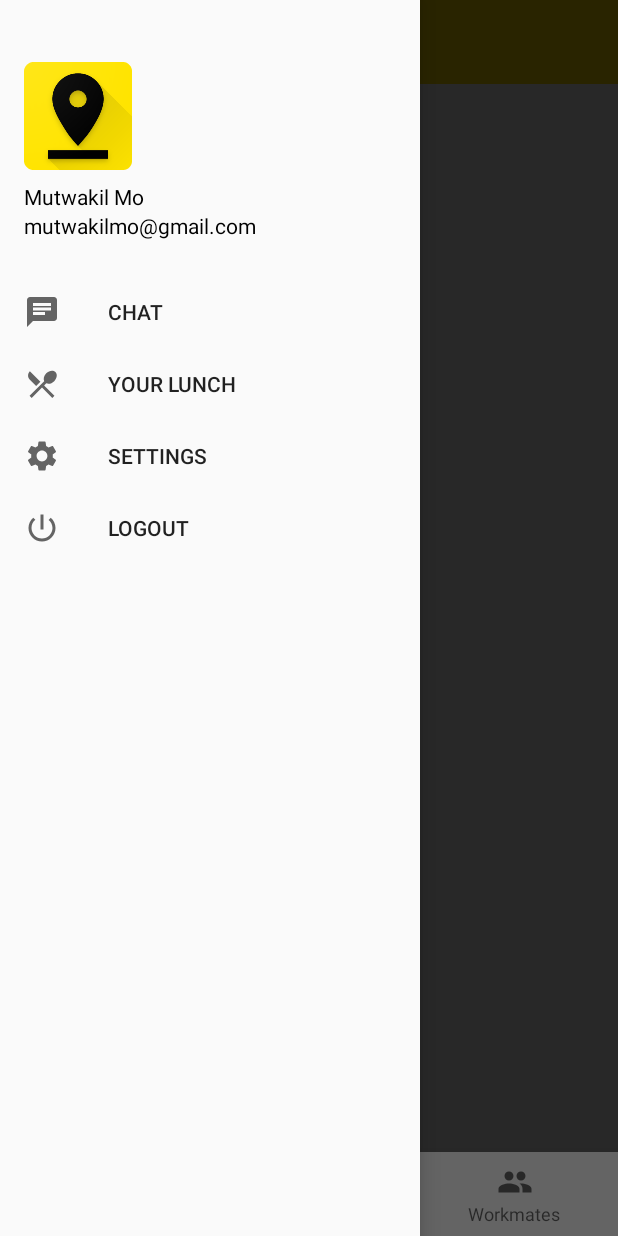
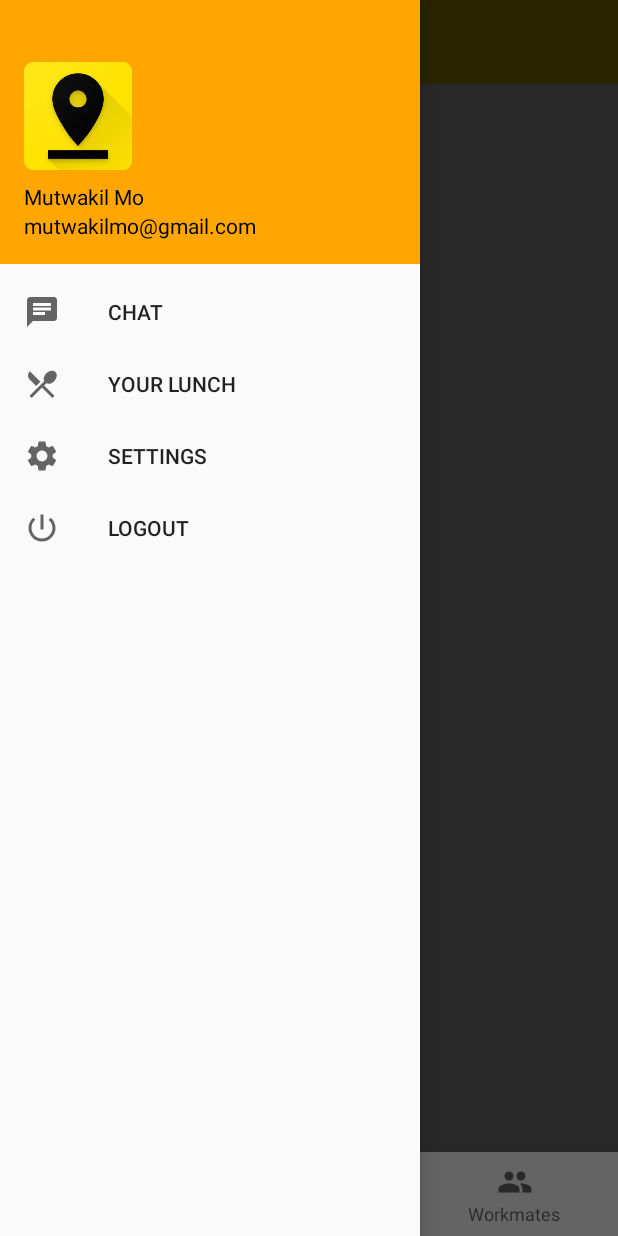
Before and after one commit to mutwakilmo/Go4Lunch, an Android app: the MainScreen screen opened directly, with no data from a screen before it, with the side drawer open, on a phone screen of 412 x 824 dp. Run offline under Robolectric (Android 15) with nearby library versions, the phone set to English and light mode, and no system bars; our stand-ins replace ButterKnife, Firebase (no records; nobody signed in at launch, a user with empty details on screens opened directly); libraries missing offline, so code that uses them is left out: com.here.sdk; pictures from the network do not load; Roboto replaces fonts that are not available here; 3 statements that could not run were skipped.

Commit message:
back to code and fix some issue

```diff
--- a/app/src/main/java/com/mutwakilmo/go4lunch/ChatActivity.java
+++ b/app/src/main/java/com/mutwakilmo/go4lunch/ChatActivity.java
@@ -16,4 +16,5 @@ public class ChatActivity extends BaseActivity {
     public int getFragmentLayout() {
         return 0;
     }
+
 }
--- a/app/src/main/res/layout/nav_header.xml
+++ b/app/src/main/res/layout/nav_header.xml
@@ -5,6 +5,7 @@
     android:gravity="bottom"
     android:orientation="vertical"
     android:padding="16dp"
+    android:background="@color/colorPrimaryDark"
     android:theme="@style/ThemeOverlay.AppCompat.Dark">
 
     <ImageView
--- a/app/src/main/res/values/colors.xml
+++ b/app/src/main/res/values/colors.xml
@@ -7,6 +7,7 @@
     <color name="colorPrimaryDark">#ffa600</color>
     <color name="colorAccent">#039BE5</color>
     <color name="colorError">#272727</color>
+    <color name="colorWhite">#FFFFFF</color>
 
     <color name="colorGreen">#6BB18C</color>
     <color name="colorSandLight">#ECDAAF</color>
--- a/app/src/main/res/values/styles.xml
+++ b/app/src/main/res/values/styles.xml
@@ -6,7 +6,10 @@
         <item name="colorPrimary">@color/colorPrimary</item>
         <item name="colorPrimaryDark">@color/colorPrimaryDark</item>
         <item name="colorAccent">@color/colorAccent</item>
+
     </style>
+
+
 
     <!-- STYLE FOR MAIN ACTIVITY -->
     <style name="AppTheme.NoTitle" parent="AppTheme">
@@ -33,4 +36,5 @@
         <item name="android:textColorHint">@android:color/white</item>
     </style>
 
+
 </resources>
```
